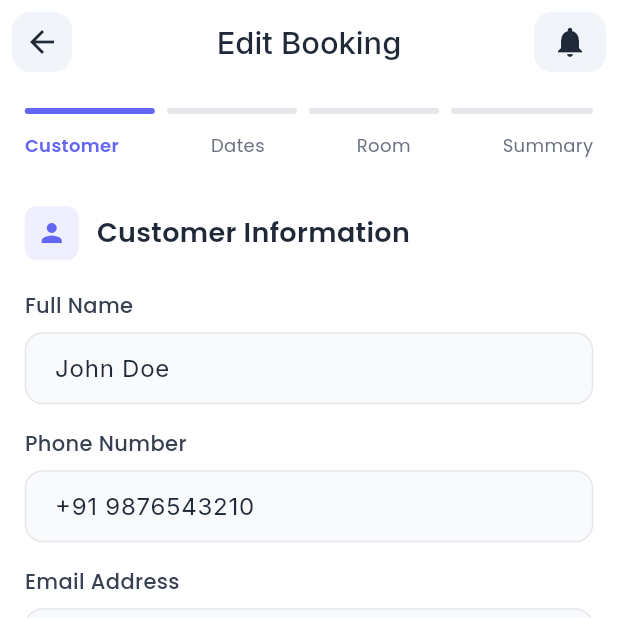
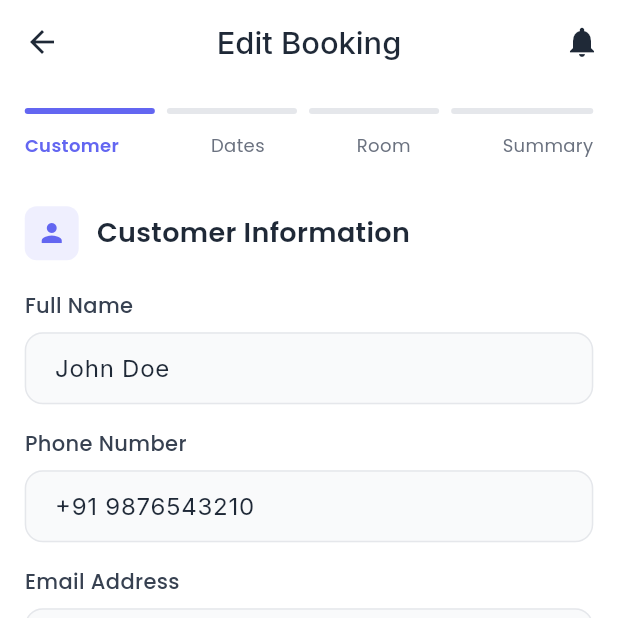
Before and after one commit to Rohanx1708/checkinn-mobile-app, a Flutter app: the AddBookingUi screen opened directly with sample values from the repository, on a phone screen of 412 x 824 dp, the top half of it. Run offline on Flutter 3.47's test engine with Material 3 defaults, Android fonts, the phone set to English and light mode, and no system bars; our stand-ins replace fl_chart, flutter_riverpod, google_fonts, image_picker, shared_preferences; accounts and stored records are empty; network calls fail.

Commit message:
app bar bg remains white and remove color container from bg of the side drawer and notifaction icon

```diff
--- a/lib/widgets/common_app_bar.dart
+++ b/lib/widgets/common_app_bar.dart
@@ -53,13 +53,7 @@ class AppBarWidget extends StatelessWidget implements PreferredSizeWidget {
   Widget? _buildLeading(BuildContext context, double screenWidth) {
     // Priority 1: Menu button (for dashboard screens)
     if (showMenuButton) {
-      return Container(
-        margin: const EdgeInsets.all(8),
-        decoration: BoxDecoration(
-          color: const Color(0xFFF1F5F9),
-          borderRadius: BorderRadius.circular(12),
-        ),
-        child: IconButton(
+      return IconButton(
         icon: const Icon(Icons.menu, color: Color(0xFF1F2937)),
         onPressed: onMenuPressed ?? () {
           // Try to find the Scaffold in the widget tree
@@ -75,37 +69,22 @@ class AppBarWidget extends StatelessWidget implements PreferredSizeWidget {
             }
           }
         },
-        ),
       );
     }
 
     // Priority 2: Custom leading icon
     if (leadingIcon != null && onLeadingPressed != null) {
-      return Container(
-        margin: const EdgeInsets.all(8),
-        decoration: BoxDecoration(
-          color: const Color(0xFFF1F5F9),
-          borderRadius: BorderRadius.circular(12),
-        ),
-        child: IconButton(
+      return IconButton(
         icon: Icon(leadingIcon, color: foregroundColor),
         onPressed: onLeadingPressed,
-        ),
       );
     }
 
     // Priority 3: Back button
     if (showBackButton) {
-      return Container(
-        margin: const EdgeInsets.all(8),
-        decoration: BoxDecoration(
-          color: const Color(0xFFF1F5F9),
-          borderRadius: BorderRadius.circular(12),
-        ),
-        child: IconButton(
+      return IconButton(
         icon: const Icon(Icons.arrow_back, color: Color(0xFF1F2937)),
         onPressed: () => Navigator.of(context).pop(),
-        ),
       );
     }
 
@@ -146,18 +125,11 @@ class AppBarWidget extends StatelessWidget implements PreferredSizeWidget {
       actionWidgets.add(
         Stack(
           children: [
-            Container(
-              margin: const EdgeInsets.all(8),
-              decoration: BoxDecoration(
-                color: const Color(0xFFF1F5F9),
-                borderRadius: BorderRadius.circular(12),
-              ),
-              child: IconButton(
+            IconButton(
               icon: const Icon(Icons.notifications, color: Color(0xFF1F2937)),
               onPressed: onNotificationPressed ?? () {
                 Navigator.pushNamed(context, '/notifications');
               },
-              ),
             ),
             if (notificationCount != null && notificationCount! > 0)
               Positioned(
@@ -186,17 +158,9 @@ class AppBarWidget extends StatelessWidget implements PreferredSizeWidget {
       );
     }
 
-    // Add empty container for spacing if no actions
+    // Return empty list if no actions
     if (actionWidgets.isEmpty) {
-      actionWidgets.add(
-        Container(
-          margin: const EdgeInsets.all(8),
-          decoration: BoxDecoration(
-            color: const Color(0xFFF1F5F9),
-            borderRadius: BorderRadius.circular(12),
-          ),
-        ),
-      );
+      return null;
     }
 
     return actionWidgets;
```
Lines whose indentation alone changed are shown as unchanged.
